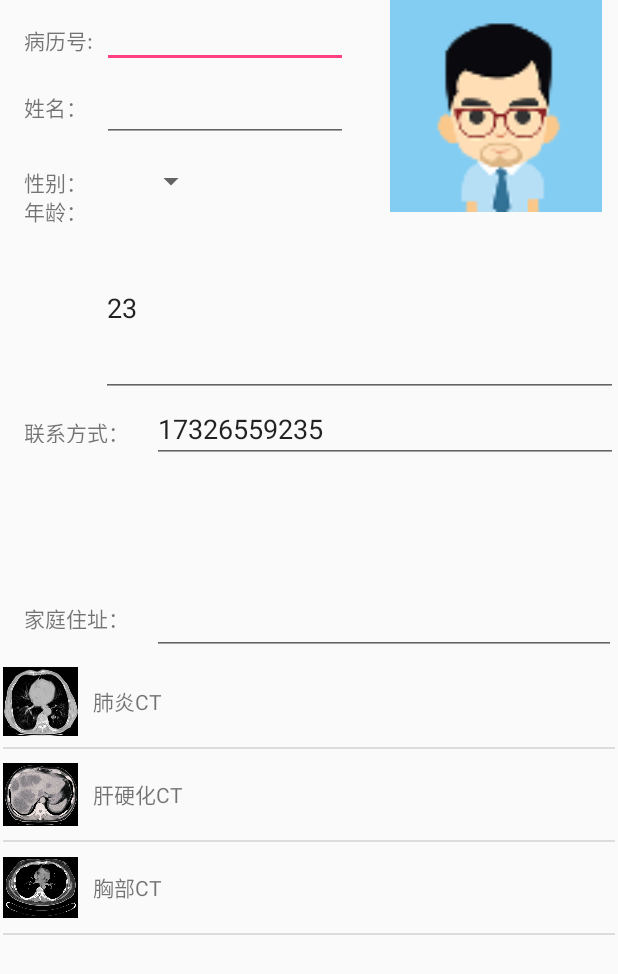
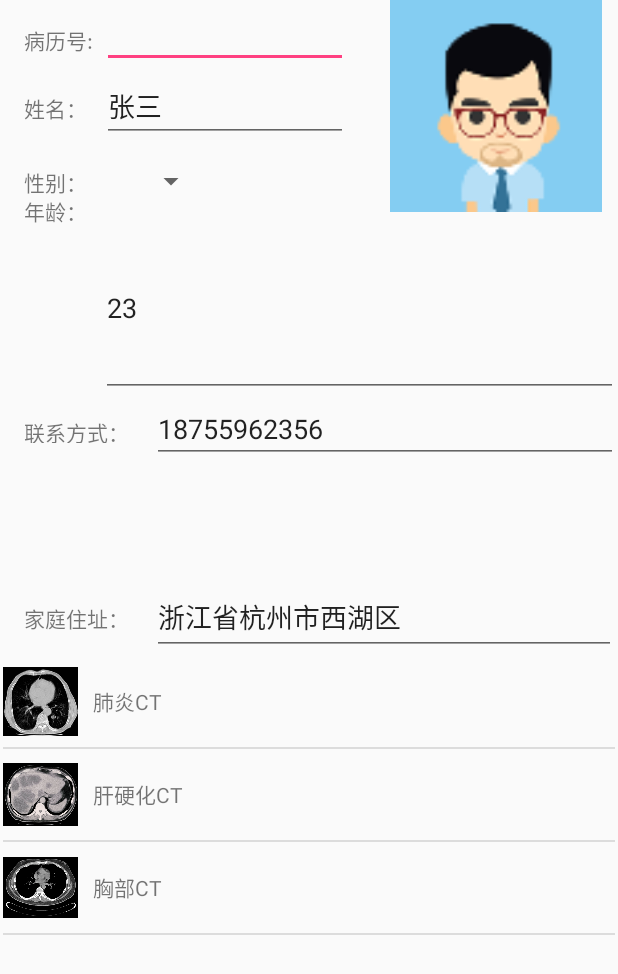
Before and after one commit to sandraluck/WisdomMedical, an Android app: the PatientActivity screen opened directly, with no data from a screen before it, on a phone screen of 412 x 824 dp. Shown: the top 974 px of the screen. Run offline under Robolectric (Android 15) with nearby library versions, the phone set to English and light mode, and no system bars.

```diff
--- a/app/src/main/java/com/dommy/qrcode/PatientActivity.java
+++ b/app/src/main/java/com/dommy/qrcode/PatientActivity.java
@@ -1,17 +1,41 @@
 package com.dommy.qrcode;
 
+import android.content.Intent;
 import android.os.Bundle;
 import android.support.v7.app.AppCompatActivity;
+import android.widget.EditText;
 import android.widget.ListView;
+import android.widget.Spinner;
 
 public class PatientActivity extends AppCompatActivity {
+
+    EditText edtTxtNum;//病历号
+    EditText edtTxtName;//姓名
+    Spinner spinner;//性别
+    EditText edtTxtAge;//年龄
+    EditText edtTxtPhone;//电话
+    EditText edtTxtAddress;//联系地址
+
 
     @Override
     protected void onCreate(Bundle savedInstanceState) {
         super.onCreate(savedInstanceState);
         setContentView(R.layout.activity_patient);
 
+        edtTxtNum= (EditText) findViewById(R.id.edtTxtNum);
+        edtTxtName= (EditText) findViewById(R.id.edtTxtName);
+        edtTxtAge= (EditText) findViewById(R.id.edtTxtAge);
+        edtTxtPhone= (EditText) findViewById(R.id.edtTxtPhone);
+        edtTxtAddress= (EditText) findViewById(R.id.edtTxtAddress);
 
+        //取得启动该Activity的Intent对象
+        Intent intent =getIntent();
+                /*取出Intent中附加的数据*/
+        edtTxtNum.setText(intent.getStringExtra("edtTxtNum"));
+        edtTxtName.setText("张三");
+        edtTxtAge.setText("23");
+        edtTxtPhone.setText("18755962356");
+        edtTxtAddress.setText("浙江省杭州市西湖区");
         //初始化一个Adapter
         ProjectAdapter projectAdapter = new ProjectAdapter(this, R.layout.project_item, Project.getAllProjects());
 
--- a/app/src/main/java/com/dommy/qrcode/ProjectAdapter.java
+++ b/app/src/main/java/com/dommy/qrcode/ProjectAdapter.java
@@ -31,8 +31,8 @@ public class ProjectAdapter extends ArrayAdapter<Project> {
         View oneprojectView = LayoutInflater.from(getContext()).inflate(R.layout.project_item, parent, false);
 
         // 获取ImageView和TextView
-        ImageView imageView = (ImageView) oneprojectView.findViewById(R.id.project_image);
-        TextView textView = (TextView) oneprojectView.findViewById(R.id.project_name);
+        ImageView imageView = oneprojectView.findViewById(R.id.project_image);
+        TextView textView = oneprojectView.findViewById(R.id.project_name);
 
         // 根据数据设置ImageView和TextView
         imageView.setImageResource(project.getImageId());
@@ -43,7 +43,7 @@ public class ProjectAdapter extends ArrayAdapter<Project> {
             public void onClick(View v) {
                 //  初始化一个准备跳转到DisplayActivity的Intent
                 Intent intent = new Intent(getContext(), DisplayActivity.class);
-                // 往Intent中传入Teacher相关的数据，供TeacherDetailActivity使用
+                // 往Intent中传入Project相关的数据，供DisplayActivity使用
                 intent.putExtra("project_image", project.getImageId());
                 intent.putExtra("project_desc", project.getDesc());
                 // 准备跳转
--- a/app/src/main/res/layout/activity_display.xml
+++ b/app/src/main/res/layout/activity_display.xml
@@ -9,8 +9,6 @@
     tools:context="com.dommy.qrcode.DisplayActivity"
     tools:layout_editor_absoluteY="81dp"
     tools:layout_editor_absoluteX="0dp">
-    //2x1窗口放置图像或者下拉滚动条 不限制图像数量
-    //滚动条尚未实现
     //提供的影像数据类型可能是三维 或者其他需要自行截取或者转换成对应格式
     //前一窗口展示不同的检查项目影像 选中需要查看的反映在该窗口
     //小窗口应该按照什么标准进行展示 时间 拍摄位置等
@@ -71,7 +69,7 @@
         android:id="@+id/patient_desc"
         android:layout_width="wrap_content"
         android:layout_height="wrap_content"
-        android:text="病历号：20170913001\n姓名：赵六\n性别：男\n年龄：23"
+        android:text="病历号：201709130001\n姓名：张三\n性别：男\n年龄：23"
         android:textColor="@color/colorWhite"
         tools:layout_constraintTop_creator="1"
         tools:layout_constraintLeft_creator="1"
--- a/app/src/main/res/layout/activity_patient.xml
+++ b/app/src/main/res/layout/activity_patient.xml
@@ -145,7 +145,6 @@
         android:layout_height="0dp"
         android:ems="10"
         android:inputType="textPersonName"
-        android:text="23"
         tools:layout_constraintTop_creator="1"
         tools:layout_constraintRight_creator="1"
         tools:layout_constraintBottom_creator="1"
@@ -163,7 +162,6 @@
         android:layout_height="44dp"
         android:ems="10"
         android:inputType="textPersonName"
-        android:text="17326559235"
         tools:layout_constraintTop_creator="1"
         tools:layout_constraintRight_creator="1"
         tools:layout_constraintBottom_creator="1"
```
Also changed, not shown: app/src/main/java/com/dommy/qrcode/DoctorActivity.java (+17 -4 lines), app/src/main/java/com/dommy/qrcode/Patient.java (+46 -2 lines).
